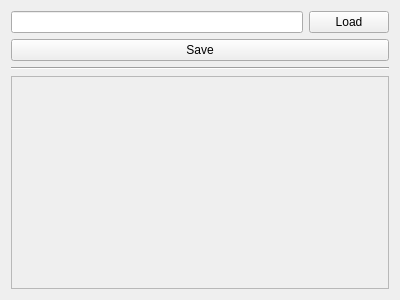
The window that snp_tpp/ui/tpp_widget.ui (ros-industrial-consortium/scan_n_plan_workshop) describes before a commit, drawn with Qt 5.
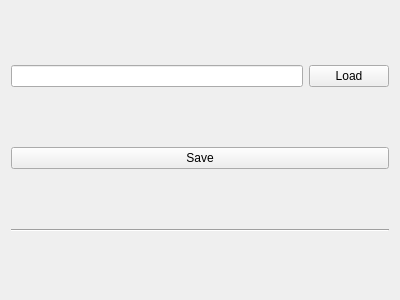
The same window after the commit.

Commit message: Removed scroll area from TPP widget

What changed in the file:
```diff
--- a/snp_tpp/ui/tpp_widget.ui
+++ b/snp_tpp/ui/tpp_widget.ui
@@ -46,32 +46,6 @@
      </property>
     </widget>
    </item>
-   <item>
-    <widget class="QScrollArea" name="scroll_area">
-     <property name="sizePolicy">
-      <sizepolicy hsizetype="MinimumExpanding" vsizetype="MinimumExpanding">
-       <horstretch>0</horstretch>
-       <verstretch>0</verstretch>
-      </sizepolicy>
-     </property>
-     <property name="horizontalScrollBarPolicy">
-      <enum>Qt::ScrollBarAlwaysOff</enum>
-     </property>
-     <property name="widgetResizable">
-      <bool>true</bool>
-     </property>
-     <widget class="QWidget" name="scrollAreaWidgetContents">
-      <property name="geometry">
-       <rect>
-        <x>0</x>
-        <y>0</y>
-        <width>380</width>
-        <height>213</height>
-       </rect>
-      </property>
-     </widget>
-    </widget>
-   </item>
   </layout>
  </widget>
  <tabstops>
```
Left out of the diff: 1 changed line with no effect on the pictures. The commit also changes 1 other file.
